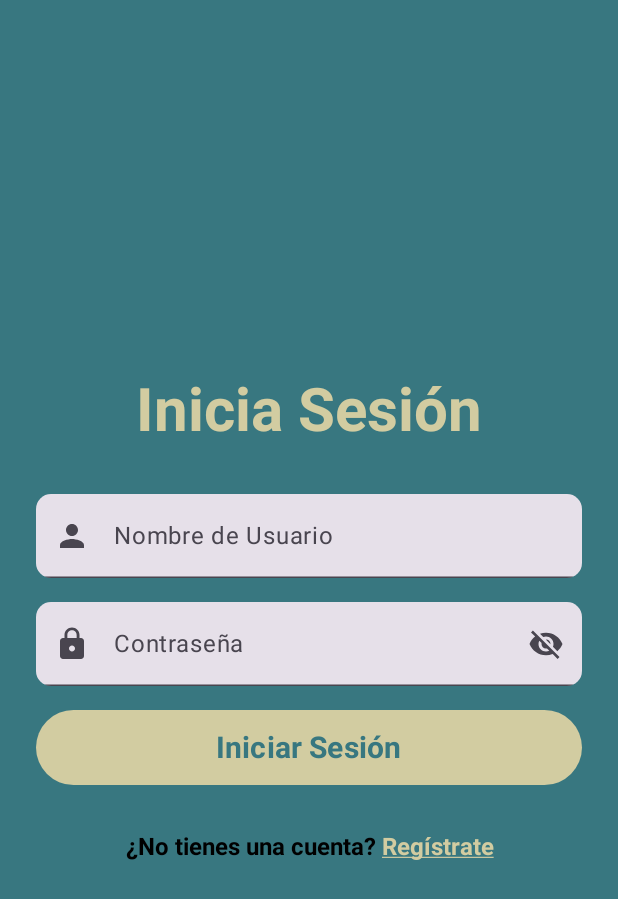
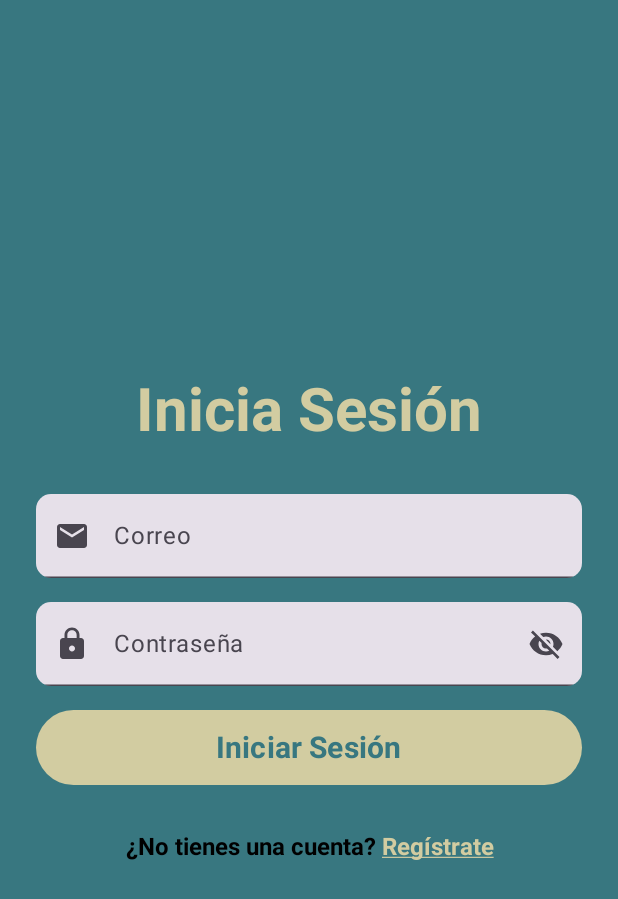
Before and after one commit to AlbertoSMC72/watpato_andorid_app, an Android app built with Jetpack Compose: the screen it shows after launch (MainActivity), on a phone screen of 412 x 824 dp. Shown: the top 899 px of the screen. Run offline under Robolectric (Android 15) with nearby library versions, the phone set to English and light mode, and no system bars; our stand-ins replace livedata-compose.

Commit message:
nuevas vistas loguin y register, fix firebase

```diff
--- a/app/src/main/java/com/example/watpato/addBook/data/repository/CreateBookRepository.kt
+++ b/app/src/main/java/com/example/watpato/addBook/data/repository/CreateBookRepository.kt
@@ -7,7 +7,7 @@ import com.example.watpato.core.network.RetrofitHelper
 
 class CreateBookRepository {
 
-    private val service: CreateBookService = RetrofitHelper.createBookService
+    private val service = RetrofitHelper.createService(CreateBookService::class.java)
 
     suspend fun getAllGenres(): Result<List<GenreDTO>> {
         return try {
--- a/app/src/main/java/com/example/watpato/core/network/RetrofitHelper.kt
+++ b/app/src/main/java/com/example/watpato/core/network/RetrofitHelper.kt
@@ -1,7 +1,5 @@
 package com.example.watpato.core.network
 
-import com.example.watpato.register.data.datasource.RegisterService
-import com.example.watpato.addBook.data.datasource.CreateBookService
 import retrofit2.Retrofit
 import retrofit2.converter.gson.GsonConverterFactory
 
@@ -9,7 +7,6 @@ object RetrofitHelper {
 
     private const val BASE_URL = "https://zkz7p678-3000.usw3.devtunnels.ms/"
 
-    // Instancia de Retrofit para toda la app
     private val retrofit: Retrofit by lazy {
         Retrofit.Builder()
             .baseUrl(BASE_URL)
@@ -21,14 +18,4 @@ object RetrofitHelper {
     fun <T> createService(service: Class<T>): T {
         return retrofit.create(service)
     }
-
-    // Servicio de registro que ya tenías
-    val registerService: RegisterService by lazy {
-        retrofit.create(RegisterService::class.java)
-    }
-
-    // NUEVO: servicio para crear libros y géneros
-    val createBookService: CreateBookService by lazy {
-        retrofit.create(CreateBookService::class.java)
-    }
 }
--- a/app/src/main/java/com/example/watpato/login/data/datasource/AuthService.kt
+++ b/app/src/main/java/com/example/watpato/login/data/datasource/AuthService.kt
@@ -5,6 +5,6 @@ import retrofit2.http.Body
 import retrofit2.http.POST
 
 interface AuthService {
-    @POST("app/auth/login")
+    @POST("users/login")
     suspend fun login(@Body credentials: Map<String, String>): Response<Map<String, String>>
 }
--- a/app/src/main/java/com/example/watpato/login/data/repository/AuthRepository.kt
+++ b/app/src/main/java/com/example/watpato/login/data/repository/AuthRepository.kt
@@ -10,8 +10,8 @@ class AuthRepository {
         return try {
             val response = authService.login(
                 mapOf(
-                    "nombre_usuario" to username,
-                    "contrasena" to password
+                    "email" to username,
+                    "password" to password
                 )
             )
             if (response.isSuccessful) {
--- a/app/src/main/java/com/example/watpato/login/presentation/LoginViewModel.kt
+++ b/app/src/main/java/com/example/watpato/login/presentation/LoginViewModel.kt
@@ -45,7 +45,7 @@ class LoginViewModel : ViewModel() {
         viewModelScope.launch {
             _isLoading.value = true
             val result = loginUseCase(usernameValue, passwordValue)
-            result.onSuccess { token ->
+            result.onSuccess { username ->
                 _errorMessage.value = null
                 _navigationCommand.value = "Countries"
             }.onFailure { exception ->
--- a/app/src/main/java/com/example/watpato/login/presentation/LoguinScreen.kt
+++ b/app/src/main/java/com/example/watpato/login/presentation/LoguinScreen.kt
@@ -32,6 +32,7 @@ import androidx.compose.foundation.layout.fillMaxSize
 import androidx.compose.foundation.layout.fillMaxWidth
 import androidx.compose.foundation.layout.height
 import androidx.compose.foundation.layout.padding
+import androidx.compose.material.icons.filled.Mail
 import androidx.compose.material3.Button
 import androidx.compose.material3.ButtonDefaults
 import androidx.compose.material3.Icon
@@ -84,8 +85,8 @@ fun LoginScreen(loginViewModel: LoginViewModel, onNavigate: (String) -> Unit) {
         TextField(
             value = username,
             onValueChange = { loginViewModel.onUsernameChange(it) },
-            label = { Text("Nombre de Usuario") },
-            leadingIcon = { Icon(Icons.Default.Person, contentDescription = "Person Icon") },
+            label = { Text("Correo") },
+            leadingIcon = { Icon(Icons.Default.Mail, contentDescription = "Mail Icon") },
             shape = RoundedCornerShape(10.dp),
             modifier = Modifier
                 .fillMaxWidth()
--- a/app/src/main/java/com/example/watpato/register/data/repository/RegisterRepository.kt
+++ b/app/src/main/java/com/example/watpato/register/data/repository/RegisterRepository.kt
@@ -1,13 +1,15 @@
 package com.example.watpato.register.data.repository
 
 import com.example.watpato.core.network.RetrofitHelper
+import com.example.watpato.register.data.datasource.RegisterService
 import com.example.watpato.register.data.model.CreateUserRequest
 import com.example.watpato.register.data.model.UserDTO
 import com.example.watpato.register.data.model.UsernameValidateDTO
 
 
 class RegisterRepository()  {
-    private val registerService = RetrofitHelper.registerService
+
+    private val registerService = RetrofitHelper.createService(RegisterService::class.java)
 
     suspend fun validateUsername() : Result<UsernameValidateDTO>  {
         return try {
```
